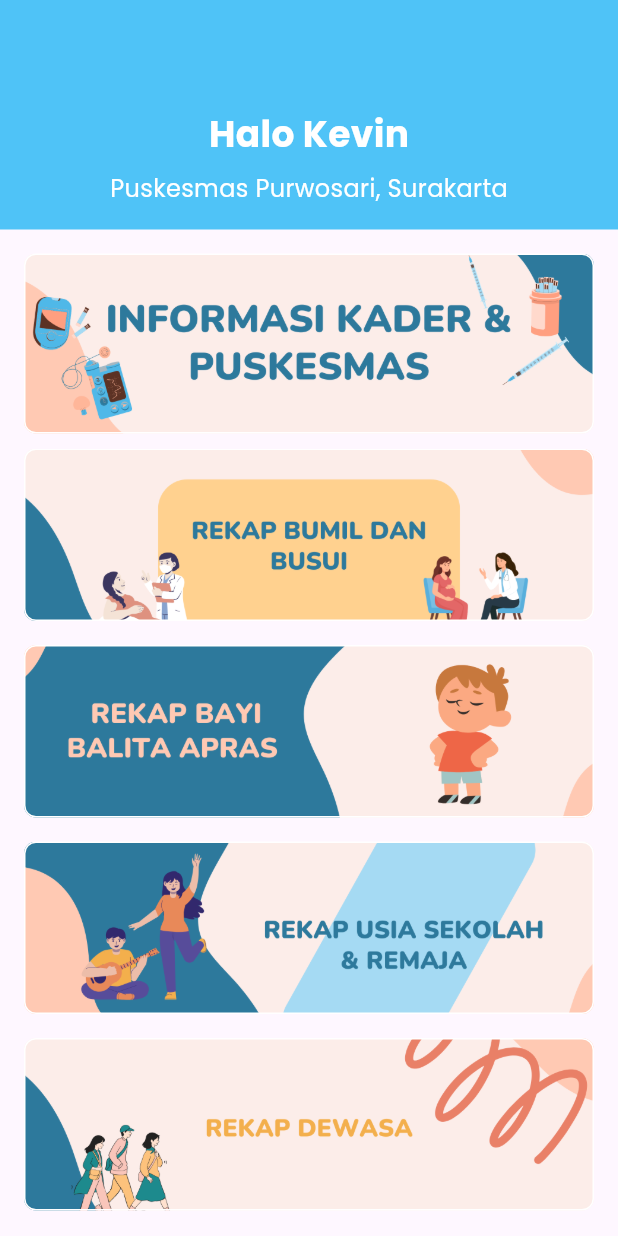
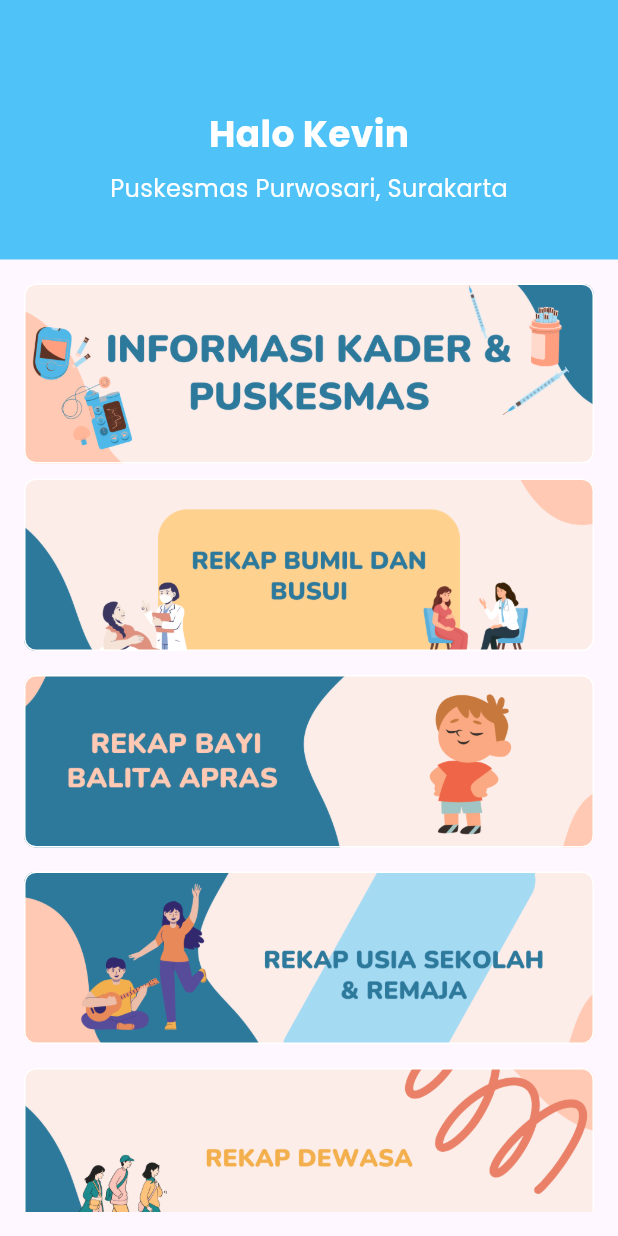
Before and after one commit to vandraaa/posyanduku, a Flutter app: the ExaminationRecapScreen screen opened directly, on a phone screen of 412 x 824 dp. Run offline on Flutter 3.47's test engine with Material 3 defaults, Android fonts, the light colour scheme and no system bars; our stand-ins replace internet_connection_checker; missing offline and left inert: print_bluetooth_thermal.

Commit message:
revisi halo kevin di rekap pemeriksaan

```diff
--- a/lib/screens/examination_recap_screen.dart
+++ b/lib/screens/examination_recap_screen.dart
@@ -21,7 +21,8 @@
             child: const Column(
               crossAxisAlignment: CrossAxisAlignment.start,
               children: [
-                Center(
+                Align(
+                  alignment: Alignment.topCenter, // Atur posisi ke atas
                   child: Text(
                     'Halo Kevin',
                     style: TextStyle(
@@ -43,6 +44,7 @@
                     ),
                   ),
                 ),
+                SizedBox(height: 20),
               ],
             ),
           ),
@@ -82,7 +84,7 @@
                 ],
               ),
             ),
-          ),
+          )
         ],
       ),
     );
```
